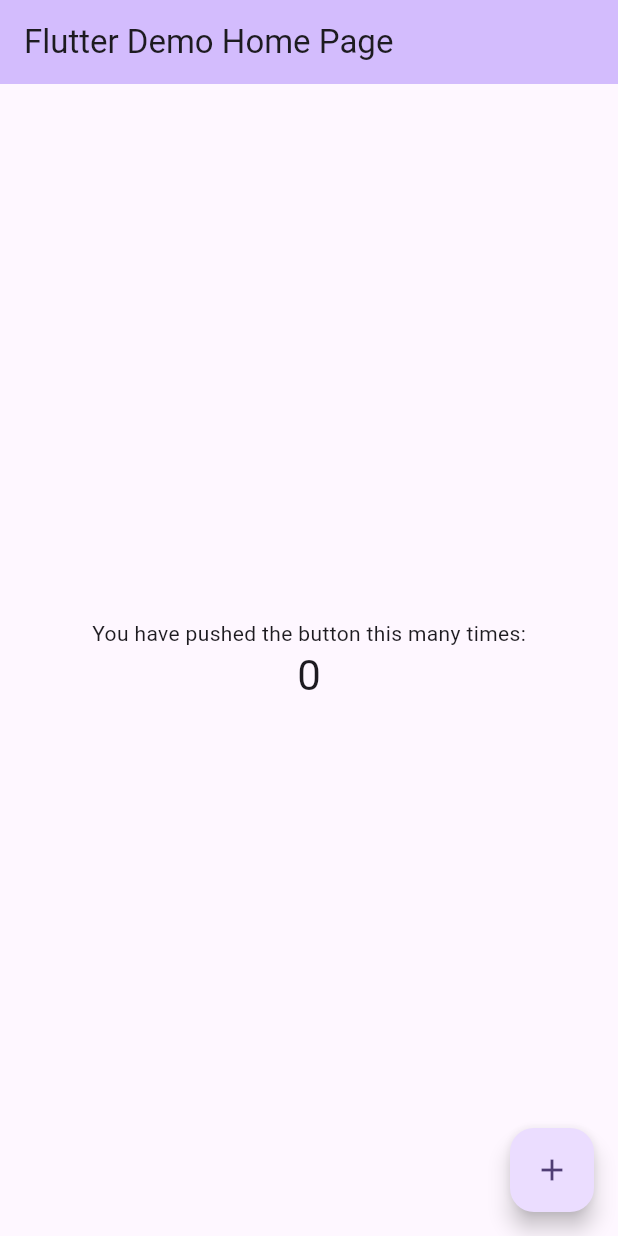
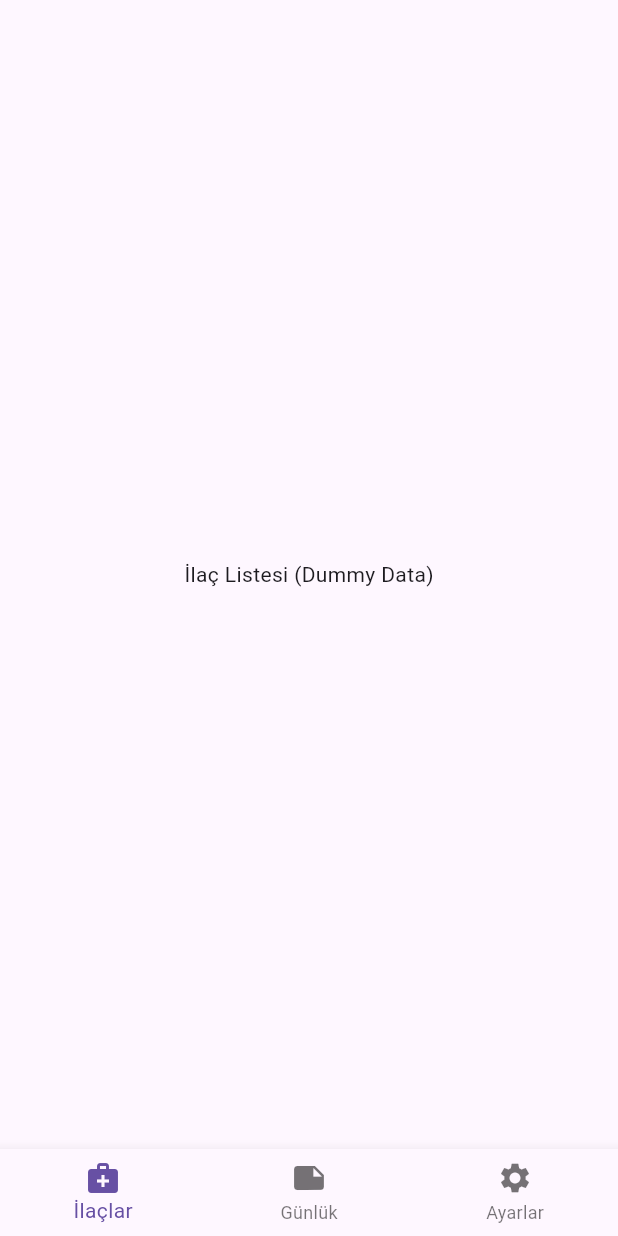
Before and after one commit to Oguz28/medify, a Flutter app: the screen it shows after launch, on a phone screen of 412 x 824 dp. Run offline on Flutter 3.47's test engine with Material 3 defaults, Android fonts, the phone set to English and light mode, and no system bars.

Commit message:
SplashScreen ve HomeScreen ile Bottom Navigation eklendi

```diff
--- /dev/null
+++ b/lib/home_screen.dart
@@ -0,0 +1,66 @@
+import 'package:flutter/material.dart';
+
+class HomeScreen extends StatefulWidget {
+  @override
+  _HomeScreenState createState() => _HomeScreenState();
+}
+
+class _HomeScreenState extends State<HomeScreen> {
+  int _currentIndex = 0;
+  final List<Widget> _pages = [
+    MedicationListPage(),
+    DiaryPage(),
+    SettingsPage(),
+  ];
+
+  @override
+  Widget build(BuildContext context) {
+    return Scaffold(
+      body: _pages[_currentIndex],
+      bottomNavigationBar: BottomNavigationBar(
+        currentIndex: _currentIndex,
+        onTap: (index) {
+          setState(() {
+            _currentIndex = index;
+          });
+        },
+        items: [
+          BottomNavigationBarItem(
+            icon: Icon(Icons.medical_services),
+            label: 'İlaçlar',
+          ),
+          BottomNavigationBarItem(
+            icon: Icon(Icons.note),
+            label: 'Günlük',
+          ),
+          BottomNavigationBarItem(
+            icon: Icon(Icons.settings),
+            label: 'Ayarlar',
+          ),
+        ],
+      ),
+    );
+  }
+}
+
+// Dummy Sayfa Örnekleri:
+class MedicationListPage extends StatelessWidget {
+  @override
+  Widget build(BuildContext context) {
+    return Center(child: Text('İlaç Listesi (Dummy Data)'));
+  }
+}
+
+class DiaryPage extends StatelessWidget {
+  @override
+  Widget build(BuildContext context) {
+    return Center(child: Text('Hasta Günlüğü (Dummy Data)'));
+  }
+}
+
+class SettingsPage extends StatelessWidget {
+  @override
+  Widget build(BuildContext context) {
+    return Center(child: Text('Ayarlar (Dummy Data)'));
+  }
+}
--- a/lib/main.dart
+++ b/lib/main.dart
@@ -1,122 +1,20 @@
 import 'package:flutter/material.dart';
+import 'splash_screen.dart';
 
 void main() {
-  runApp(const MyApp());
+  runApp(MedifyApp());
 }
 
-class MyApp extends StatelessWidget {
-  const MyApp({super.key});
-
-  // This widget is the root of your application.
+class MedifyApp extends StatelessWidget {
   @override
   Widget build(BuildContext context) {
     return MaterialApp(
-      title: 'Flutter Demo',
+      title: 'Medify',
+      debugShowCheckedModeBanner: false,
       theme: ThemeData(
-        // This is the theme of your application.
-        //
-        // TRY THIS: Try running your application with "flutter run". You'll see
-        // the application has a purple toolbar. Then, without quitting the app,
-        // try changing the seedColor in the colorScheme below to Colors.green
-        // and then invoke "hot reload" (save your changes or press the "hot
-        // reload" button in a Flutter-supported IDE, or press "r" if you used
-        // the command line to start the app).
-        //
-        // Notice that the counter didn't reset back to zero; the application
-        // state is not lost during the reload. To reset the state, use hot
-        // restart instead.
-        //
-        // This works for code too, not just values: Most code changes can be
-        // tested with just a hot reload.
-        colorScheme: ColorScheme.fromSeed(seedColor: Colors.deepPurple),
+        primarySwatch: Colors.blue,
       ),
-      home: const MyHomePage(title: 'Flutter Demo Home Page'),
+      home: SplashScreen(),
     );
   }
 }
-
-class MyHomePage extends StatefulWidget {
-  const MyHomePage({super.key, required this.title});
-
-  // This widget is the home page of your application. It is stateful, meaning
-  // that it has a State object (defined below) that contains fields that affect
-  // how it looks.
-
-  // This class is the configuration for the state. It holds the values (in this
-  // case the title) provided by the parent (in this case the App widget) and
-  // used by the build method of the State. Fields in a Widget subclass are
-  // always marked "final".
-
-  final String title;
-
-  @override
-  State<MyHomePage> createState() => _MyHomePageState();
-}
-
-class _MyHomePageState extends State<MyHomePage> {
-  int _counter = 0;
-
-  void _incrementCounter() {
-    setState(() {
-      // This call to setState tells the Flutter framework that something has
-      // changed in this State, which causes it to rerun the build method below
-      // so that the display can reflect the updated values. If we changed
-      // _counter without calling setState(), then the build method would not be
-      // called again, and so nothing would appear to happen.
-      _counter++;
-    });
-  }
-
-  @override
-  Widget build(BuildContext context) {
-    // This method is rerun every time setState is called, for instance as done
-    // by the _incrementCounter method above.
-    //
-    // The Flutter framework has been optimized to make rerunning build methods
-    // fast, so that you can just rebuild anything that needs updating rather
-    // than having to individually change instances of widgets.
-    return Scaffold(
-      appBar: AppBar(
-        // TRY THIS: Try changing the color here to a specific color (to
-        // Colors.amber, perhaps?) and trigger a hot reload to see the AppBar
-        // change color while the other colors stay the same.
-        backgroundColor: Theme.of(context).colorScheme.inversePrimary,
-        // Here we take the value from the MyHomePage object that was created by
-        // the App.build method, and use it to set our appbar title.
-        title: Text(widget.title),
-      ),
-      body: Center(
-        // Center is a layout widget. It takes a single child and positions it
-        // in the middle of the parent.
-        child: Column(
-          // Column is also a layout widget. It takes a list of children and
-          // arranges them vertically. By default, it sizes itself to fit its
-          // children horizontally, and tries to be as tall as its parent.
-          //
-          // Column has various properties to control how it sizes itself and
-          // how it positions its children. Here we use mainAxisAlignment to
-          // center the children vertically; the main axis here is the vertical
-          // axis because Columns are vertical (the cross axis would be
-          // horizontal).
-          //
-          // TRY THIS: Invoke "debug painting" (choose the "Toggle Debug Paint"
-          // action in the IDE, or press "p" in the console), to see the
-          // wireframe for each widget.
-          mainAxisAlignment: MainAxisAlignment.center,
-          children: <Widget>[
-            const Text('You have pushed the button this many times:'),
-            Text(
-              '$_counter',
-              style: Theme.of(context).textTheme.headlineMedium,
-            ),
-          ],
-        ),
-      ),
-      floatingActionButton: FloatingActionButton(
-        onPressed: _incrementCounter,
-        tooltip: 'Increment',
-        child: const Icon(Icons.add),
-      ), // This trailing comma makes auto-formatting nicer for build methods.
-    );
-  }
-}
```
Also changed, not shown: lib/splash_screen.dart (added, +32 -0 lines).
